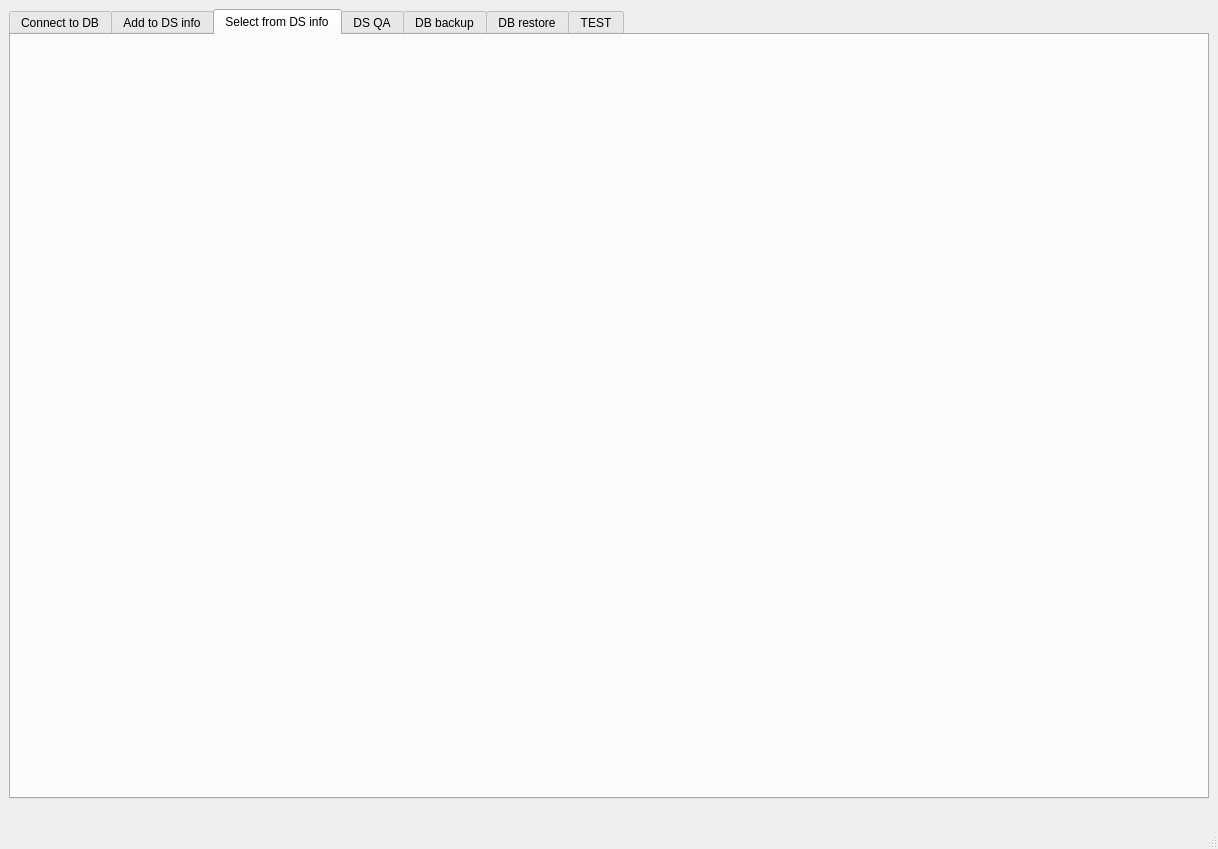
Old version of the form DS_data/ui/main.ui in the repository a18091986/python_study_different.
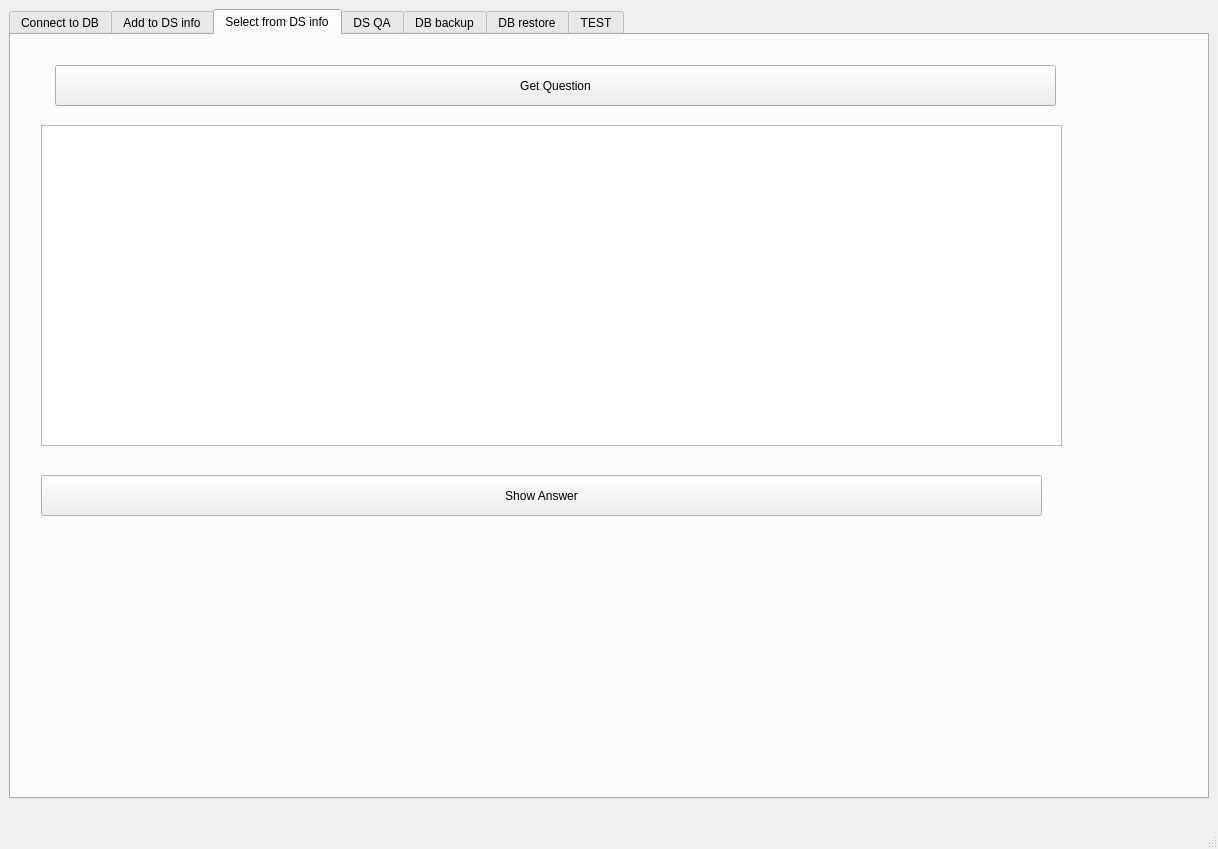
New version of the form. The open tabs and pages were chosen to show the change.

Patch:
```diff
--- a/DS_data/ui/main.ui
+++ b/DS_data/ui/main.ui
@@ -984,6 +984,42 @@
        <attribute name="title">
         <string>Select from DS info</string>
        </attribute>
+       <widget class="QTextBrowser" name="textBrowser_for_question">
+        <property name="geometry">
+         <rect>
+          <x>30</x>
+          <y>90</y>
+          <width>1021</width>
+          <height>321</height>
+         </rect>
+        </property>
+       </widget>
+       <widget class="QPushButton" name="pushButton_get_question">
+        <property name="geometry">
+         <rect>
+          <x>44</x>
+          <y>30</y>
+          <width>1001</width>
+          <height>41</height>
+         </rect>
+        </property>
+        <property name="text">
+         <string>Get Question</string>
+        </property>
+       </widget>
+       <widget class="QPushButton" name="pushButton_show_answer">
+        <property name="geometry">
+         <rect>
+          <x>30</x>
+          <y>440</y>
+          <width>1001</width>
+          <height>41</height>
+         </rect>
+        </property>
+        <property name="text">
+         <string>Show Answer</string>
+        </property>
+       </widget>
       </widget>
       <widget class="QWidget" name="tab_2">
        <attribute name="title">
```
Left out of the diff: 20 changed lines with no effect on the pictures.
